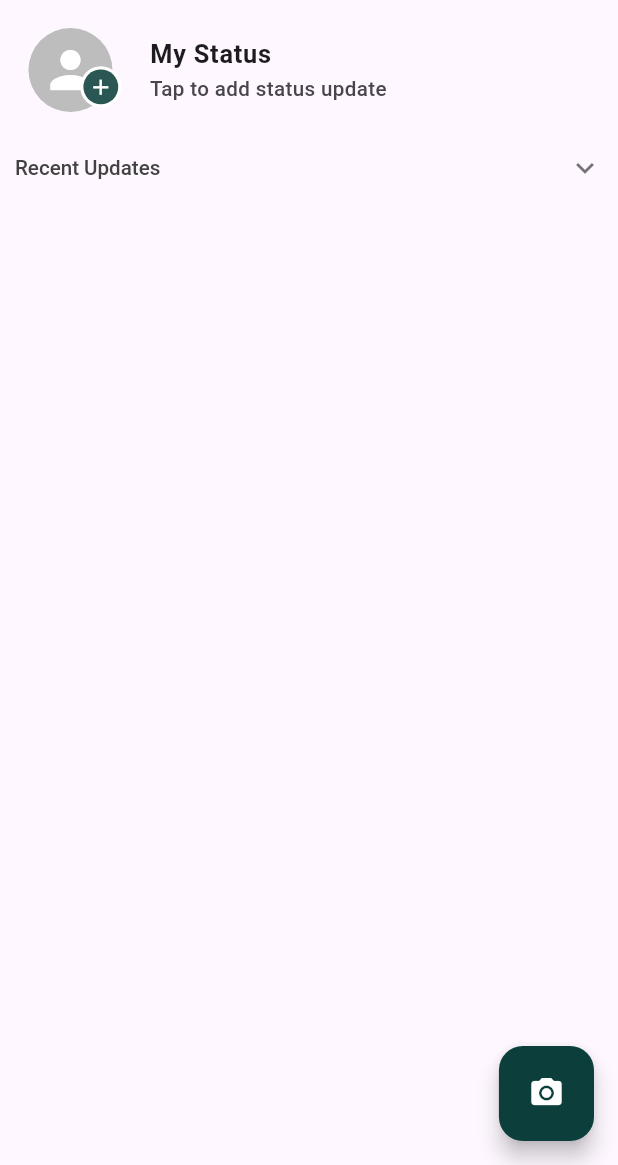
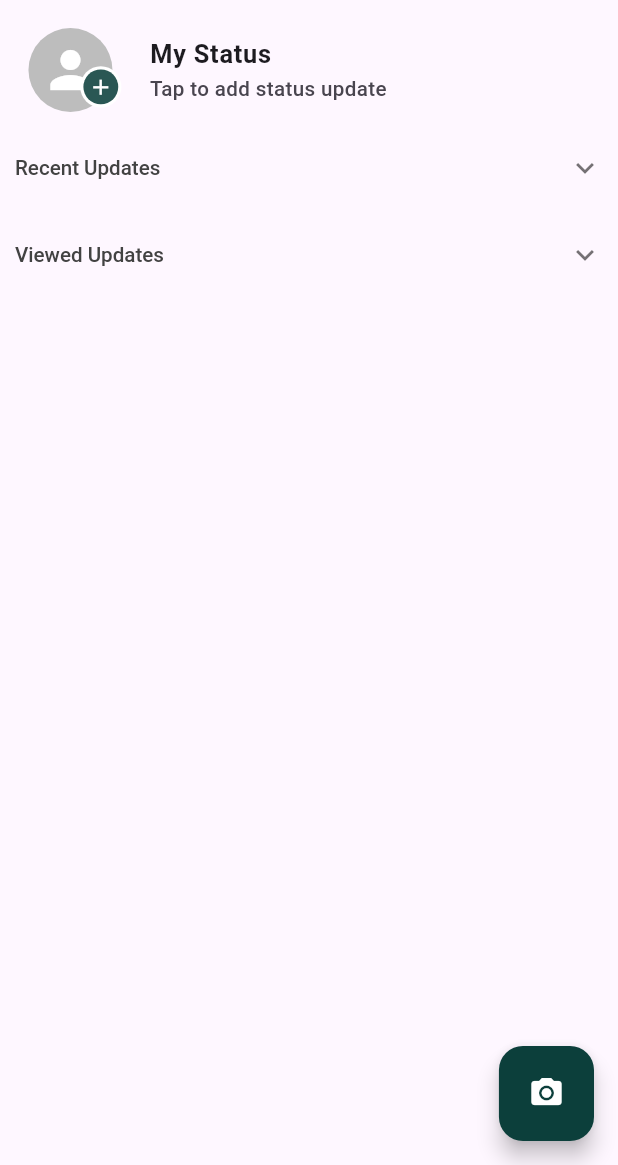
Before and after one commit to MohamdAshiq/WhatsApp-UI, a Flutter app: the StatusScreen screen opened directly, on a phone screen of 412 x 824 dp, the part 71-1236 px from its top. Run offline on Flutter 3.47's test engine with Material 2 defaults, Android fonts, the phone set to English and light mode, and no system bars; our stand-ins replace flutter_screenutil.

Commit message:
Added Viewed Updates Section into Status Screen

```diff
--- a/lib/Screens/Status Screen/status_screen.dart
+++ b/lib/Screens/Status Screen/status_screen.dart
@@ -1,6 +1,7 @@
 import 'package:flutter/material.dart';
 import 'package:whatsapp_ui/Screens/Status%20Screen/my_status_section.dart';
 import 'package:whatsapp_ui/Screens/Status%20Screen/recent_updates_section.dart';
+import 'package:whatsapp_ui/Screens/Status%20Screen/viewed_updates_section.dart';
 import 'package:whatsapp_ui/Widgets/floating_action_button_widget.dart';
 
 class StatusScreen extends StatelessWidget {
@@ -23,6 +24,7 @@ class StatusScreen extends StatelessWidget {
             children: [
               MyStatusSection(),
               RecentUpdatesSection(),
+              ViewedUpdatesSection(),
             ],
           ),
         ),
--- /dev/null
+++ b/lib/Screens/Status Screen/viewed_updates_section.dart
@@ -0,0 +1,59 @@
+import 'package:flutter/material.dart';
+import 'package:flutter_screenutil/flutter_screenutil.dart';
+
+class ViewedUpdatesSection extends StatelessWidget {
+  const ViewedUpdatesSection({super.key});
+
+  @override
+  Widget build(BuildContext context) {
+    return Theme(
+      data: ThemeData(splashColor: Colors.transparent),
+      child: ExpansionTile(
+        iconColor: Colors.grey[700],
+        tilePadding: EdgeInsets.zero,
+        collapsedBackgroundColor: Colors.transparent,
+        title: Text(
+          "Viewed Updates",
+          style: TextStyle(
+            fontSize: 13.sp,
+            fontWeight: FontWeight.w500,
+            color: Colors.grey[800],
+          ),
+        ),
+        children: List.generate(
+          10,
+          (index) => ListTile(
+            onTap: () {},
+            contentPadding: const EdgeInsets.symmetric(
+              vertical: 0,
+              horizontal: 10,
+            ),
+            leading: CircleAvatar(
+              backgroundColor: Colors.grey[400],
+              foregroundColor: Colors.white,
+              radius: 25.r,
+              child: const Icon(
+                Icons.person,
+                size: 30,
+              ),
+            ),
+            title: Text(
+              "Status ${index + 1}",
+              style: TextStyle(
+                fontSize: 15.sp,
+                fontWeight: FontWeight.w600,
+              ),
+            ),
+            subtitle: Text(
+              "${index + 1} minutes ago",
+              style: TextStyle(
+                  fontSize: 13.sp,
+                  fontWeight: FontWeight.w500,
+                  color: Colors.grey[700]),
+            ),
+          ),
+        ),
+      ),
+    );
+  }
+}
```
